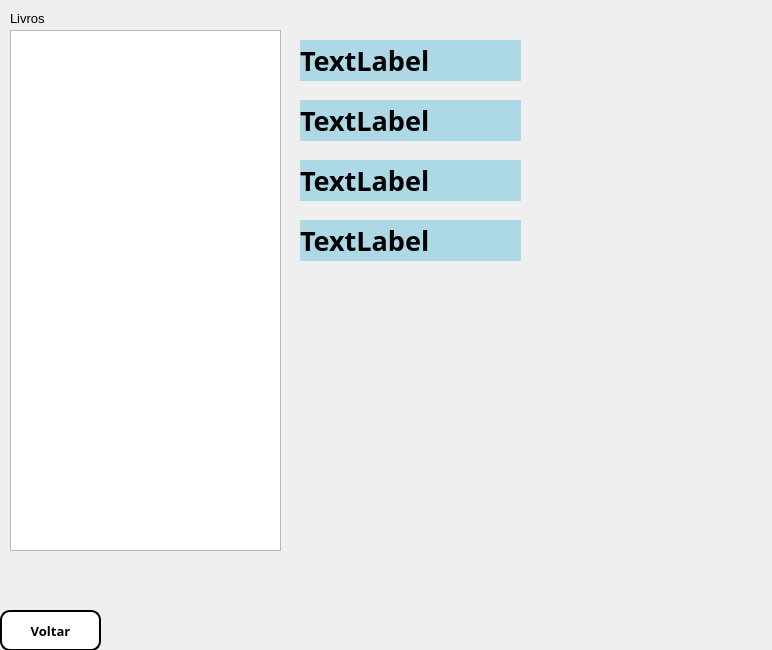
Old version of the form telas_SD/editar_livros.ui in the repository Luizfelipenog/SistemaBiblioteca.
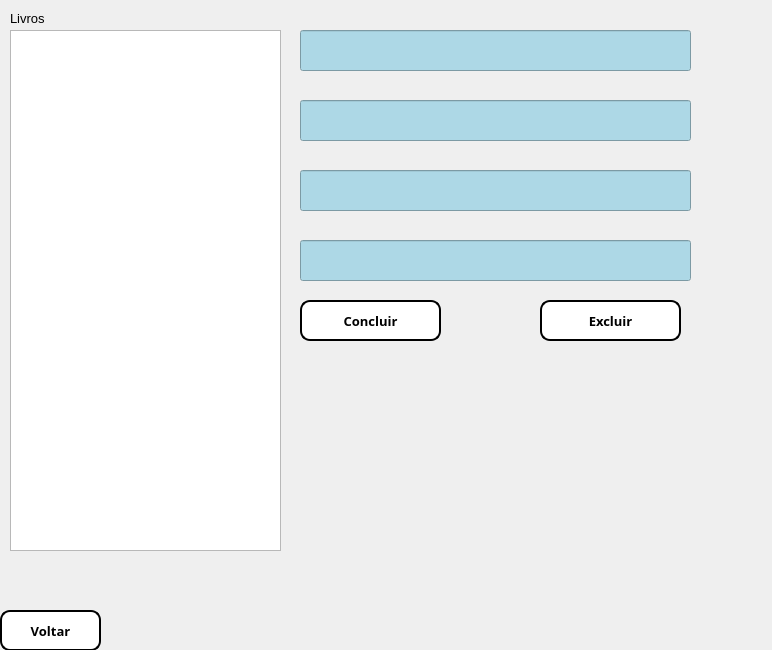
New version of the form.

Diff of the .ui file:
```diff
--- a/telas_SD/editar_livros.ui
+++ b/telas_SD/editar_livros.ui
@@ -41,31 +41,6 @@
     <string>Livros</string>
    </property>
   </widget>
-  <widget class="QLabel" name="informacoes">
-   <property name="geometry">
-    <rect>
-     <x>300</x>
-     <y>40</y>
-     <width>221</width>
-     <height>41</height>
-    </rect>
-   </property>
-   <property name="font">
-    <font>
-     <family>Rockwell Extra Bold</family>
-     <pointsize>20</pointsize>
-     <weight>75</weight>
-     <bold>true</bold>
-    </font>
-   </property>
-   <property name="styleSheet">
-    <string notr="true">background-color: lightblue; /* Azul claro */
-</string>
-   </property>
-   <property name="text">
-    <string>TextLabel</string>
-   </property>
-  </widget>
   <widget class="QPushButton" name="confirm_4">
    <property name="geometry">
     <rect>
@@ -106,21 +81,46 @@
     <string>Voltar</string>
    </property>
   </widget>
-  <widget class="QLabel" name="informacoes_2">
+  <widget class="QLineEdit" name="ano">
+   <property name="geometry">
+    <rect>
+     <x>300</x>
+     <y>240</y>
+     <width>391</width>
+     <height>41</height>
+    </rect>
+   </property>
+   <property name="font">
+    <font>
+     <family>Nirmala Text</family>
+     <pointsize>15</pointsize>
+     <weight>50</weight>
+     <bold>false</bold>
+    </font>
+   </property>
+   <property name="styleSheet">
+    <string notr="true">background-color: lightblue; /* Azul claro */
+</string>
+   </property>
+   <property name="text">
+    <string/>
+   </property>
+  </widget>
+  <widget class="QLineEdit" name="autor">
    <property name="geometry">
     <rect>
      <x>300</x>
      <y>100</y>
-     <width>221</width>
+     <width>391</width>
      <height>41</height>
     </rect>
    </property>
    <property name="font">
     <font>
-     <family>Rockwell Extra Bold</family>
-     <pointsize>20</pointsize>
-     <weight>75</weight>
-     <bold>true</bold>
+     <family>Nirmala Text</family>
+     <pointsize>15</pointsize>
+     <weight>50</weight>
+     <bold>false</bold>
     </font>
    </property>
    <property name="styleSheet">
@@ -128,24 +128,24 @@
 </string>
    </property>
    <property name="text">
-    <string>TextLabel</string>
+    <string/>
    </property>
   </widget>
-  <widget class="QLabel" name="informacoes_3">
+  <widget class="QLineEdit" name="Titulo">
    <property name="geometry">
     <rect>
      <x>300</x>
-     <y>160</y>
-     <width>221</width>
+     <y>30</y>
+     <width>391</width>
      <height>41</height>
     </rect>
    </property>
    <property name="font">
     <font>
-     <family>Rockwell Extra Bold</family>
-     <pointsize>20</pointsize>
-     <weight>75</weight>
-     <bold>true</bold>
+     <family>Nirmala Text</family>
+     <pointsize>15</pointsize>
+     <weight>50</weight>
+     <bold>false</bold>
     </font>
    </property>
    <property name="styleSheet">
@@ -153,32 +153,112 @@
 </string>
    </property>
    <property name="text">
-    <string>TextLabel</string>
+    <string/>
    </property>
   </widget>
-  <widget class="QLabel" name="informacoes_4">
+  <widget class="QLineEdit" name="paginas">
    <property name="geometry">
     <rect>
      <x>300</x>
-     <y>220</y>
-     <width>221</width>
+     <y>170</y>
+     <width>391</width>
      <height>41</height>
     </rect>
    </property>
    <property name="font">
     <font>
+     <family>Nirmala Text</family>
+     <pointsize>15</pointsize>
+     <weight>50</weight>
+     <bold>false</bold>
+    </font>
+   </property>
+   <property name="styleSheet">
+    <string notr="true">background-color: lightblue; /* Azul claro */
+</string>
+   </property>
+   <property name="text">
+    <string/>
+   </property>
+  </widget>
+  <widget class="QPushButton" name="confirm_5">
+   <property name="geometry">
+    <rect>
+     <x>300</x>
+     <y>300</y>
+     <width>141</width>
+     <height>41</height>
+    </rect>
+   </property>
+   <property name="font">
+    <font>
      <family>Rockwell Extra Bold</family>
-     <pointsize>20</pointsize>
+     <pointsize>10</pointsize>
      <weight>75</weight>
      <bold>true</bold>
     </font>
    </property>
    <property name="styleSheet">
-    <string notr="true">background-color: lightblue; /* Azul claro */
-</string>
+    <string notr="true">QPushButton {
+    background-color:White;
+    color: black;
+    border-radius: 10px;
+    border: 2px solid black;
+}
+
+QPushButton:hover {
+    background-color: Gray;
+    color: white;
+    border: 2px solid white;
+}
+
+QPushButton:pressed {
+    background-color:Gray;
+    border: 2px solid yellow;
+}</string>
    </property>
    <property name="text">
-    <string>TextLabel</string>
+    <string>Concluir</string>
+   </property>
+  </widget>
+  <widget class="QPushButton" name="confirm_6">
+   <property name="geometry">
+    <rect>
+     <x>540</x>
+     <y>300</y>
+     <width>141</width>
+     <height>41</height>
+    </rect>
+   </property>
+   <property name="font">
+    <font>
+     <family>Rockwell Extra Bold</family>
+     <pointsize>10</pointsize>
+     <weight>75</weight>
+     <bold>true</bold>
+    </font>
+   </property>
+   <property name="styleSheet">
+    <string notr="true">QPushButton {
+    background-color:White;
+    color: black;
+    border-radius: 10px;
+    border: 2px solid black;
+}
+
+QPushButton:hover {
+    background-color: Gray;
+    color: white;
+    border: 2px solid white;
+}
+
+QPushButton:pressed {
+    background-color:Gray;
+    border: 2px solid yellow;
+}</string>
+   </property>
+   <property name="text">
+    <string>Excluir</string>
    </property>
   </widget>
  </widget>
```
